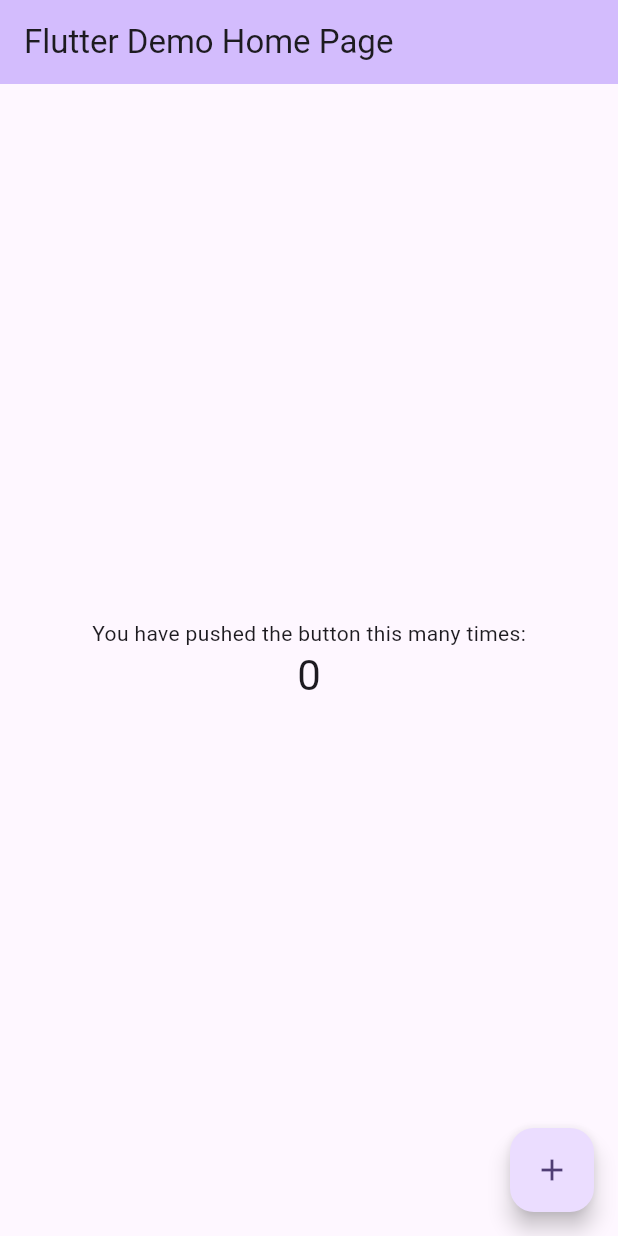
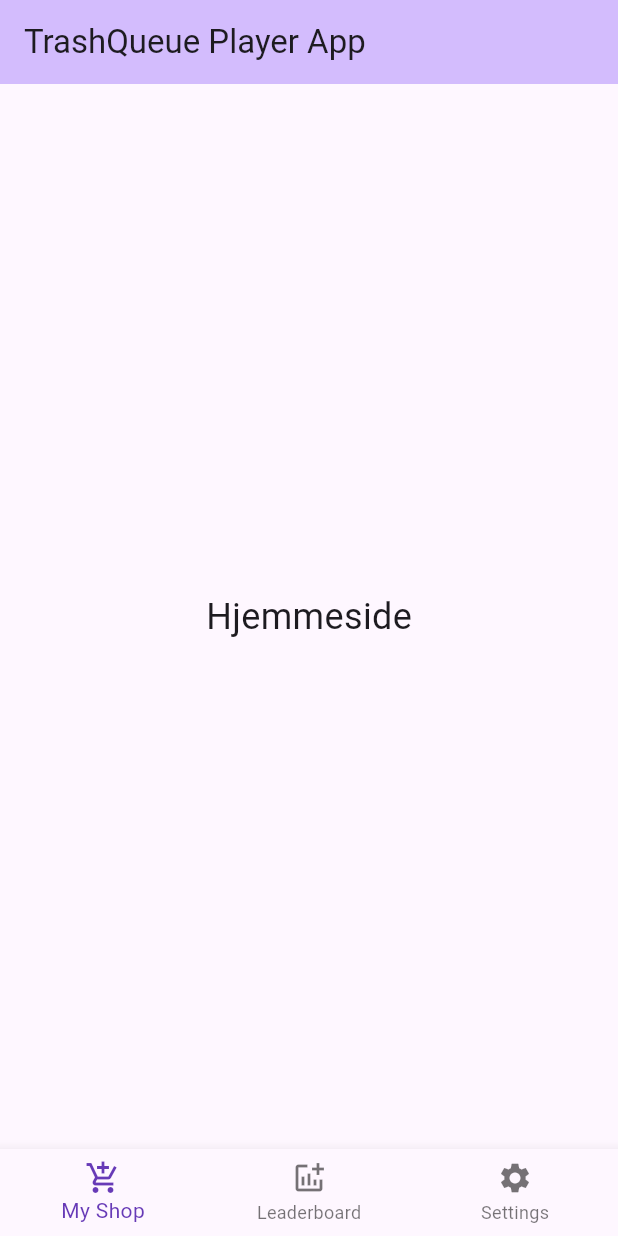
Before and after one commit to nicklasjorgensen/trashqueueapp, a Flutter app: the screen it shows after launch, on a phone screen of 412 x 824 dp. Run offline on Flutter 3.47's test engine with Material 3 defaults, Android fonts, the phone set to English and light mode, and no system bars; our stand-ins replace shared_preferences.

Commit message:
Tilføjet Leaderboard og Profile settings

```diff
--- a/trash_queue_test/lib/main.dart
+++ b/trash_queue_test/lib/main.dart
@@ -1,4 +1,7 @@
 import 'package:flutter/material.dart';
+
+import 'leaderboard_page.dart';
+import 'profile_page.dart';
 
 void main() {
   runApp(const MyApp());
@@ -7,116 +10,90 @@ void main() {
 class MyApp extends StatelessWidget {
   const MyApp({super.key});
 
-  // This widget is the root of your application.
   @override
   Widget build(BuildContext context) {
     return MaterialApp(
-      title: 'Flutter Demo',
+      debugShowCheckedModeBanner: false,
       theme: ThemeData(
-        // This is the theme of your application.
-        //
-        // TRY THIS: Try running your application with "flutter run". You'll see
-        // the application has a purple toolbar. Then, without quitting the app,
-        // try changing the seedColor in the colorScheme below to Colors.green
-        // and then invoke "hot reload" (save your changes or press the "hot
-        // reload" button in a Flutter-supported IDE, or press "r" if you used
-        // the command line to start the app).
-        //
-        // Notice that the counter didn't reset back to zero; the application
-        // state is not lost during the reload. To reset the state, use hot
-        // restart instead.
-        //
-        // This works for code too, not just values: Most code changes can be
-        // tested with just a hot reload.
-        colorScheme: .fromSeed(seedColor: Colors.deepPurple),
+        colorScheme: ColorScheme.fromSeed(seedColor: Colors.deepPurple),
+        useMaterial3: true,
       ),
-      home: const MyHomePage(title: 'Flutter Demo Home Page'),
+      home: const MainNavigationScreen(),
     );
   }
 }
 
-class MyHomePage extends StatefulWidget {
-  const MyHomePage({super.key, required this.title});
-
-  // This widget is the home page of your application. It is stateful, meaning
-  // that it has a State object (defined below) that contains fields that affect
-  // how it looks.
-
-  // This class is the configuration for the state. It holds the values (in this
-  // case the title) provided by the parent (in this case the App widget) and
-  // used by the build method of the State. Fields in a Widget subclass are
-  // always marked "final".
-
-  final String title;
+class MainNavigationScreen extends StatefulWidget {
+  const MainNavigationScreen({super.key});
 
   @override
-  State<MyHomePage> createState() => _MyHomePageState();
+  State<MainNavigationScreen> createState() => _MainNavigationScreenState();
 }
 
-class _MyHomePageState extends State<MyHomePage> {
-  int _counter = 0;
+class _MainNavigationScreenState extends State<MainNavigationScreen> {
+  // 1. Holder styr på hvilket index der er valgt
+  int _selectedIndex = 0;
 
-  void _incrementCounter() {
+  // 2. Liste over de sider, menuen skal vise
+  static const List<Widget> _pages = <Widget>[
+    Center(child: Text('Hjemmeside', style: TextStyle(fontSize: 24))),
+    LeaderboardPage(),
+    ProfilePage(),
+  ];
+
+  // 3. Funktion der opdaterer index, når man trykker på menuen
+  void _onItemTapped(int index) {
     setState(() {
-      // This call to setState tells the Flutter framework that something has
-      // changed in this State, which causes it to rerun the build method below
-      // so that the display can reflect the updated values. If we changed
-      // _counter without calling setState(), then the build method would not be
-      // called again, and so nothing would appear to happen.
-      _counter++;
+      _selectedIndex = index;
     });
   }
 
   @override
   Widget build(BuildContext context) {
-    // This method is rerun every time setState is called, for instance as done
-    // by the _incrementCounter method above.
-    //
-    // The Flutter framework has been optimized to make rerunning build methods
-    // fast, so that you can just rebuild anything that needs updating rather
-    // than having to individually change instances of widgets.
     return Scaffold(
       appBar: AppBar(
-        // TRY THIS: Try changing the color here to a specific color (to
-        // Colors.amber, perhaps?) and trigger a hot reload to see the AppBar
-        // change color while the other colors stay the same.
+        title: const Text('TrashQueue Player App'),
         backgroundColor: Theme.of(context).colorScheme.inversePrimary,
-        // Here we take the value from the MyHomePage object that was created by
-        // the App.build method, and use it to set our appbar title.
-        title: Text(widget.title),
       ),
-      body: Center(
-        // Center is a layout widget. It takes a single child and positions it
-        // in the middle of the parent.
-        child: Column(
-          // Column is also a layout widget. It takes a list of children and
-          // arranges them vertically. By default, it sizes itself to fit its
-          // children horizontally, and tries to be as tall as its parent.
-          //
-          // Column has various properties to control how it sizes itself and
-          // how it positions its children. Here we use mainAxisAlignment to
-          // center the children vertically; the main axis here is the vertical
-          // axis because Columns are vertical (the cross axis would be
-          // horizontal).
-          //
-          // TRY THIS: Invoke "debug painting" (choose the "Toggle Debug Paint"
-          // action in the IDE, or press "p" in the console), to see the
-          // wireframe for each widget.
-          mainAxisAlignment: .center,
-          children: [
-            const Text('You have pushed the button this many times:'),
-            Text(
-              '$_counter',
-              style: Theme.of(context).textTheme.headlineMedium,
-            ),
-          ],
-        ),
-      ),
-      floatingActionButton: FloatingActionButton(
-        onPressed: _incrementCounter,
-        tooltip: 'Increment',
-        child: const Icon(Icons.add),
+      // Viser den side fra listen, der matcher det valgte index
+      body: _pages[_selectedIndex],
+
+      // HER ER BUNDMENUEN
+      bottomNavigationBar: BottomNavigationBar(
+        items: const <BottomNavigationBarItem>[
+          BottomNavigationBarItem(
+            icon: Icon(Icons.add_shopping_cart),
+            label: 'My Shop',
+          ),
+          BottomNavigationBarItem(
+            icon: Icon(Icons.addchart),
+            label: 'Leaderboard',
+          ),
+          BottomNavigationBarItem(
+            icon: Icon(Icons.settings),
+            label: 'Settings',
+          ),
+        ],
+        currentIndex: _selectedIndex,
+        selectedItemColor: Colors.deepPurple,
+        onTap: _onItemTapped, // Kalder funktionen når man trykker
       ),
     );
   }
 }
+  class Leaderboard extends StatelessWidget {
+    const Leaderboard({super.key});
+
+    @override
+    Widget build(BuildContext context) {
+      return Scaffold(
+        appBar: AppBar(
+          title: const Text('Leaderboard'),
+          backgroundColor: Theme.of(context).colorScheme.inversePrimary,
+        ),
+        body: const Center(
+          child: Text('Leaderboard Page', style: TextStyle(fontSize: 24)),
+        ),
+      );
+    }
+}
--- a/trash_queue_test/pubspec.yaml
+++ b/trash_queue_test/pubspec.yaml
@@ -30,10 +30,12 @@ environment:
 dependencies:
   flutter:
     sdk: flutter
+  http: ^1.1.0
 
   # The following adds the Cupertino Icons font to your application.
   # Use with the CupertinoIcons class for iOS style icons.
   cupertino_icons: ^1.0.8
+  shared_preferences: ^2.5.5
 
 dev_dependencies:
   flutter_test:
```
Also changed, not shown: trash_queue_test/lib/leaderboard_page.dart (added, +77 -0 lines), trash_queue_test/lib/profile_page.dart (added, +142 -0 lines), trash_queue_test/pubspec.lock, 1 other file.
